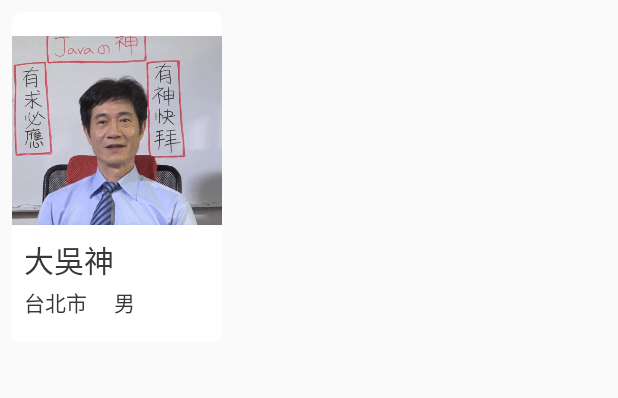
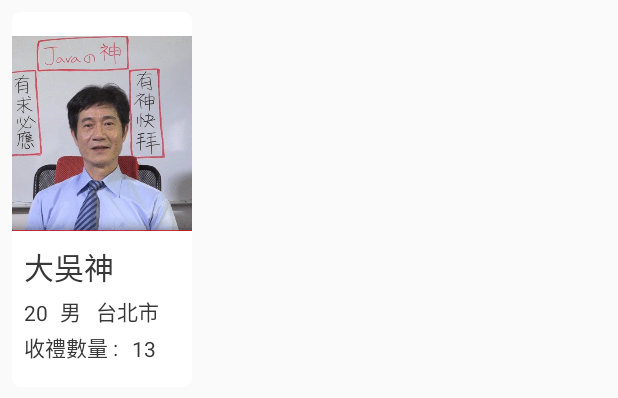
Before and after one commit to jiatcnkay/BA107_G3_Android, an Android app: the layout recycleview_home.xml on its own in the app's theme, with its tools: preview values and no code run, on a phone screen of 412 x 824 dp. Shown: the top 398 px of the screen. Run offline under Robolectric (Android 15) with nearby library versions, the phone set to English and light mode, and no system bars.

```diff
--- a/app/src/main/java/idv/wei/ba107_g3/gift_discount/GiftDiscountFragment.java
+++ b/app/src/main/java/idv/wei/ba107_g3/gift_discount/GiftDiscountFragment.java
@@ -95,6 +95,7 @@ public class GiftDiscountFragment extends Fragment{
             recyclerView_giftdiscount.setLayoutManager(new StaggeredGridLayoutManager(2,StaggeredGridLayoutManager.VERTICAL));
             giftDAdapter = new GiftDAdapter();
             recyclerView_giftdiscount.setAdapter(giftDAdapter);
+            recyclerView_gift.getAdapter().notifyDataSetChanged();
         }
     }
 
@@ -236,9 +237,4 @@ public class GiftDiscountFragment extends Fragment{
         }
     }
 
-    public void refresh(){
-        GiftDlist GiftDlist = new GiftDlist();
-        GiftDlist.execute();
-    }
-
 }
--- a/app/src/main/java/idv/wei/ba107_g3/gift_order/GiftOrderDAO_interface.java
+++ b/app/src/main/java/idv/wei/ba107_g3/gift_order/GiftOrderDAO_interface.java
@@ -1,11 +1,7 @@
 package idv.wei.ba107_g3.gift_order;
-
-import java.util.List;
-
-import idv.wei.ba107_g3.gift_discount.GiftDiscountVO;
 
 public interface GiftOrderDAO_interface {
 
-    List<GiftDiscountVO> insert(String jsonGiftOrderVO, String jsonGiftOrderDetailVOList, String jsonGiftReceiveList);
+    String insert(String jsonGiftOrderVO, String jsonGiftOrderDetailVOList, String jsonGiftReceiveList);
 
 }
--- a/app/src/main/java/idv/wei/ba107_g3/main/MainActivity.java
+++ b/app/src/main/java/idv/wei/ba107_g3/main/MainActivity.java
@@ -187,7 +187,7 @@ public class MainActivity extends AppCompatActivity {
         ImageView memPhoto = navigationView.getHeaderView(0).findViewById(R.id.memPhoto);
         TextView memName = navigationView.getHeaderView(0).findViewById(R.id.memName);
         TextView memDeposit = navigationView.getHeaderView(0).findViewById(R.id.memDeposit);
-        TextView memBonus = navigationView.getHeaderView(0).findViewById(R.id.memBonus);
+       // TextView memBonus = navigationView.getHeaderView(0).findViewById(R.id.memBonus);
         RelativeLayout navi_layout = navigationView.getHeaderView(0).findViewById(R.id.navi_layout);
         navi_layout.setVisibility(View.VISIBLE);
         logo.setVisibility(View.INVISIBLE);
@@ -196,6 +196,6 @@ public class MainActivity extends AppCompatActivity {
         memPhoto.setImageBitmap(bitmap);
         memName.setText(memberVO.getMemName());
         memDeposit.setText(memberVO.getMemDeposit().toString() + getString(R.string.dollar));
-        memBonus.setText(memberVO.getMemBonus().toString() + getString(R.string.point));
+       // memBonus.setText(memberVO.getMemBonus().toString() + getString(R.string.point));
     }
 }
--- a/app/src/main/java/idv/wei/ba107_g3/member/MemberDAO_interface.java
+++ b/app/src/main/java/idv/wei/ba107_g3/member/MemberDAO_interface.java
@@ -9,4 +9,5 @@ public interface MemberDAO_interface {
     MemberVO getOneByMemNo(String mem_no);
     List<MemberVO> getLike(String map);
     List<MemberVO> getAll();
+    List<MemberVO> getPopular();
 }
--- a/app/src/main/res/layout/recycleview_home.xml
+++ b/app/src/main/res/layout/recycleview_home.xml
@@ -3,8 +3,8 @@
     xmlns:android="http://schemas.android.com/apk/res/android"
     xmlns:card_view="http://schemas.android.com/apk/res-auto"
     xmlns:tools="http://schemas.android.com/tools"
-    android:layout_width="140dp"
-    android:layout_height="220dp"
+    android:layout_width="120dp"
+    android:layout_height="250dp"
     android:layout_marginLeft="8dp"
     android:layout_marginRight="8dp"
     android:layout_marginTop="8dp"
@@ -13,20 +13,21 @@
     android:orientation="vertical"
     card_view:cardCornerRadius="6dp"
     card_view:cardElevation="0dp"
-    android:background="@color/colorNotify"
+    android:id="@+id/popular_cardview"
+    android:background="#FFF"
     >
     <!--card_view:cardCornerRadius="4dp"-->
     <android.support.constraint.ConstraintLayout
         android:layout_width="match_parent"
-        android:layout_height="220dp"
+        android:layout_height="250dp"
         android:background="#FFF"
         android:gravity="center_vertical"
         android:orientation="vertical">
 
         <ImageView
-            android:id="@+id/photo"
-            android:layout_width="0dp"
-            android:layout_height="0dp"
+            android:id="@+id/mem_photo"
+            android:layout_width="120dp"
+            android:layout_height="130dp"
             android:layout_marginBottom="8dp"
             android:layout_marginTop="16dp"
             android:scaleType="centerCrop"
@@ -39,24 +40,23 @@
 
 
         <TextView
-            android:id="@+id/name"
+            android:id="@+id/mem_name"
             android:layout_width="wrap_content"
             android:layout_height="wrap_content"
-            android:layout_marginBottom="40dp"
+            android:layout_marginBottom="65dp"
             android:layout_marginStart="8dp"
             android:text="大吳神"
             android:textColor="@color/textcolor"
             android:textSize="20sp"
             card_view:layout_constraintBottom_toBottomOf="parent"
-            card_view:layout_constraintStart_toStartOf="parent"
-            card_view:layout_constraintTop_toBottomOf="@+id/photo" />
+            card_view:layout_constraintStart_toStartOf="parent" />
 
         <TextView
-            android:id="@+id/county"
+            android:id="@+id/mem_county"
             android:layout_width="wrap_content"
             android:layout_height="wrap_content"
-            android:layout_marginBottom="16dp"
-            android:layout_marginStart="8dp"
+            android:layout_marginBottom="40dp"
+            android:layout_marginStart="56dp"
             android:text="台北市"
             android:textColor="@color/textcolor"
             android:textSize="14sp"
@@ -64,14 +64,50 @@
             card_view:layout_constraintStart_toStartOf="parent" />
 
         <TextView
-            android:id="@+id/gender"
+            android:id="@+id/mem_age"
+            android:layout_width="wrap_content"
+            android:layout_height="wrap_content"
+            android:layout_marginBottom="40dp"
+            android:layout_marginStart="8dp"
+            android:text="20"
+            android:textColor="@color/textcolor"
+            android:textSize="14sp"
+            card_view:layout_constraintBottom_toBottomOf="parent"
+            card_view:layout_constraintStart_toStartOf="parent" />
+
+        <TextView
+            android:id="@+id/mem_gender"
+            android:layout_width="wrap_content"
+            android:layout_height="wrap_content"
+            android:layout_marginBottom="40dp"
+            android:layout_marginStart="32dp"
+            android:text="男"
+            android:textColor="@color/textcolor"
+            android:textSize="14sp"
+            card_view:layout_constraintBottom_toBottomOf="parent"
+            card_view:layout_constraintStart_toStartOf="parent" />
+
+        <TextView
+            android:id="@+id/textView3"
             android:layout_width="wrap_content"
             android:layout_height="wrap_content"
             android:layout_marginBottom="16dp"
-            android:layout_marginStart="68dp"
-            android:text="男"
+            android:layout_marginStart="8dp"
+            android:text="收禮數量 :"
+            android:textColor="@color/textcolor"
             android:textSize="14sp"
+            card_view:layout_constraintBottom_toBottomOf="parent"
+            card_view:layout_constraintStart_toStartOf="parent" />
+
+        <TextView
+            android:id="@+id/mem_receive_gift"
+            android:layout_width="wrap_content"
+            android:layout_height="wrap_content"
+            android:layout_marginBottom="16dp"
+            android:layout_marginStart="80dp"
+            android:text="13"
             android:textColor="@color/textcolor"
+            android:textSize="14sp"
             card_view:layout_constraintBottom_toBottomOf="parent"
             card_view:layout_constraintStart_toStartOf="parent" />
 
```
Also changed, not shown: app/src/main/java/idv/wei/ba107_g3/activity/Home.java (+80 -25 lines), app/src/main/java/idv/wei/ba107_g3/cart/CartActivity.java (+58 -33 lines), app/src/main/java/idv/wei/ba107_g3/gift_order/GiftOrderDAO.java (+2 -11 lines), app/src/main/java/idv/wei/ba107_g3/member/LoginActivity.java (+17 -4 lines), app/src/main/java/idv/wei/ba107_g3/member/MemberDAO.java (+57 -9 lines), app/src/main/java/idv/wei/ba107_g3/member/MemberProfileActivity.java (+28 -3 lines), app/src/main/java/idv/wei/ba107_g3/member/MemberVO.java (+21 -0 lines), app/src/main/res/layout/navi_head.xml (+36 -23 lines).
